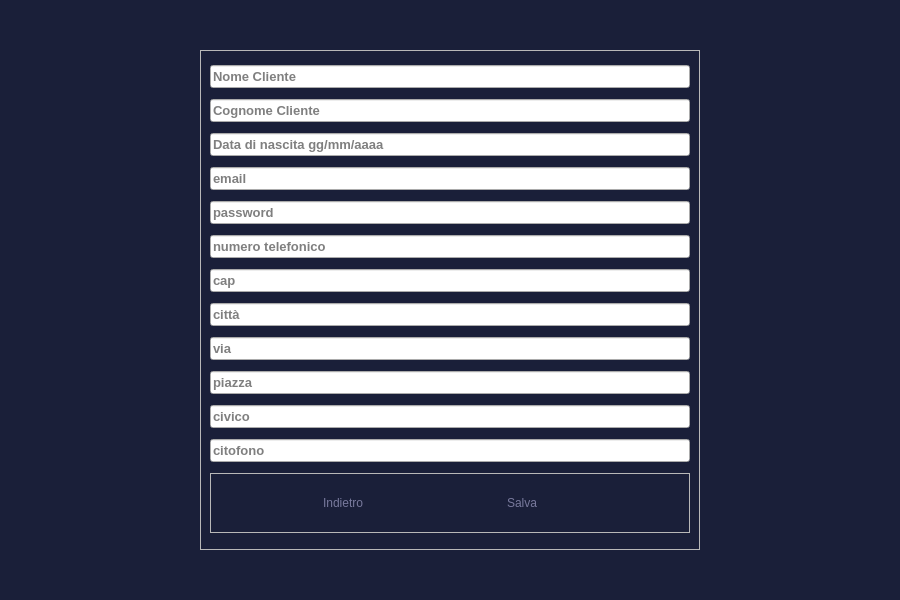
LeonUrsu/NegozioDellUsato-ExamIS, file NegozioDelUsatoPython/MVC/View/AdminButtonsViews/inserisciClienteView.ui: the form before one commit.
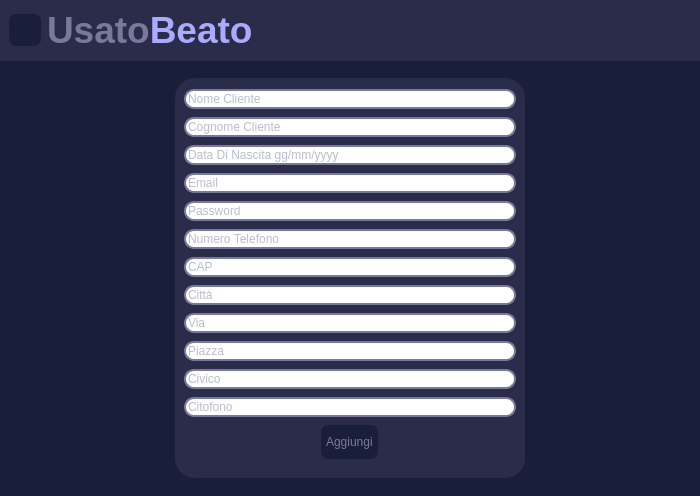
The form after the commit. Icons and pictures are not drawn.

Commit message: modifiche di stile alle seguenti view: accountsView / inserisciClienteView / inserisciProdottoView / prodottiView

What changed in the file:
```diff
--- a/NegozioDelUsatoPython/MVC/View/AdminButtonsViews/inserisciClienteView.ui
+++ b/NegozioDelUsatoPython/MVC/View/AdminButtonsViews/inserisciClienteView.ui
@@ -1,276 +1,306 @@
 <?xml version="1.0" encoding="UTF-8"?>
 <ui version="4.0">
- <class>inserisciProdottoView</class>
- <widget class="QWidget" name="inserisciProdottoView">
+ <class>inserisciClienteView</class>
+ <widget class="QWidget" name="inserisciClienteView">
   <property name="geometry">
    <rect>
     <x>0</x>
     <y>0</y>
-    <width>900</width>
-    <height>600</height>
+    <width>700</width>
+    <height>496</height>
    </rect>
   </property>
   <property name="windowTitle">
    <string>Form</string>
   </property>
   <property name="styleSheet">
-   <string notr="true">#inserisciProdottoView{
+   <string notr="true">*{	
+	color: #78799c;
+	border: none;
+}
+#inserisciClienteView{
 	background-color:#1a1f39;
-}</string>
+}
+#topFrame{
+	background-color: #2a2c49;
+}
+#infoProdottoContent{
+	background-color: #2a2c49;
+	border-radius: 20px;
+}
+
+QPushButton{
+	padding : 10px 5px;
+	text-align:left;
+	color:#78799c;
+	font: 10pt &quot;Leelawadee UI&quot;;
+}
+#indietroBtn:pressed,#aggiungiBtn:pressed{
+	background-color: rgba(26, 31, 57,150);
+}
+#indietroBtn,#aggiungiBtn{
+	background-color: #1a1f39;
+	border-radius: 7px;
+}
+QLineEdit{
+	border-radius: 10px;
+	border: 2px solid #78799c;
+}
+
+</string>
   </property>
-  <layout class="QHBoxLayout" name="horizontalLayout">
+  <layout class="QVBoxLayout" name="verticalLayout">
+   <property name="spacing">
+    <number>0</number>
+   </property>
+   <property name="leftMargin">
+    <number>0</number>
+   </property>
+   <property name="topMargin">
+    <number>0</number>
+   </property>
+   <property name="rightMargin">
+    <number>0</number>
+   </property>
+   <property name="bottomMargin">
+    <number>0</number>
+   </property>
    <item>
-    <widget class="QFrame" name="addProdottoFrm">
-     <property name="maximumSize">
-      <size>
-       <width>500</width>
-       <height>500</height>
-      </size>
-     </property>
+    <widget class="QFrame" name="topFrame">
      <property name="frameShape">
       <enum>QFrame::StyledPanel</enum>
      </property>
      <property name="frameShadow">
       <enum>QFrame::Raised</enum>
      </property>
-     <layout class="QVBoxLayout" name="verticalLayout">
-      <item>
-       <widget class="QLineEdit" name="nomeLe">
-        <property name="font">
-         <font>
-          <pointsize>10</pointsize>
-          <bold>true</bold>
-         </font>
-        </property>
-        <property name="cursorPosition">
-         <number>0</number>
-        </property>
-        <property name="placeholderText">
-         <string>Nome Cliente</string>
-        </property>
-       </widget>
-      </item>
-      <item>
-       <widget class="QLineEdit" name="cognomeLe">
-        <property name="font">
-         <font>
-          <pointsize>10</pointsize>
-          <bold>true</bold>
-         </font>
-        </property>
-        <property name="placeholderText">
-         <string>Cognome Cliente</string>
-        </property>
-       </widget>
-      </item>
-      <item>
-       <widget class="QLineEdit" name="dataNascitaLe">
-        <property name="font">
-         <font>
-          <pointsize>10</pointsize>
-          <bold>true</bold>
-         </font>
-        </property>
-        <property name="placeholderText">
-         <string>Data di nascita gg/mm/aaaa</string>
-        </property>
-       </widget>
-      </item>
-      <item>
-       <widget class="QLineEdit" name="emailLe">
-        <property name="font">
-         <font>
-          <pointsize>10</pointsize>
-          <bold>true</bold>
-         </font>
-        </property>
-        <property name="placeholderText">
-         <string>email</string>
-        </property>
-       </widget>
-      </item>
-      <item>
-       <widget class="QLineEdit" name="passwordLe">
-        <property name="font">
-         <font>
-          <pointsize>10</pointsize>
-          <bold>true</bold>
-         </font>
-        </property>
-        <property name="placeholderText">
-         <string>password</string>
-        </property>
-       </widget>
-      </item>
-      <item>
-       <widget class="QLineEdit" name="telefonoLe">
-        <property name="font">
-         <font>
-          <pointsize>10</pointsize>
-          <bold>true</bold>
-         </font>
-        </property>
-        <property name="placeholderText">
-         <string>numero telefonico</string>
-        </property>
-       </widget>
-      </item>
-      <item>
-       <widget class="QLineEdit" name="capLe">
-        <property name="font">
-         <font>
-          <pointsize>10</pointsize>
-          <bold>true</bold>
-         </font>
-        </property>
-        <property name="placeholderText">
-         <string>cap</string>
-        </property>
-       </widget>
-      </item>
-      <item>
-       <widget class="QLineEdit" name="cittaLe">
-        <property name="font">
-         <font>
-          <pointsize>10</pointsize>
-          <bold>true</bold>
-         </font>
-        </property>
-        <property name="placeholderText">
-         <string>città</string>
-        </property>
-       </widget>
-      </item>
-      <item>
-       <widget class="QLineEdit" name="viaLe">
-        <property name="font">
-         <font>
-          <pointsize>10</pointsize>
-          <bold>true</bold>
-         </font>
-        </property>
-        <property name="placeholderText">
-         <string>via</string>
-        </property>
-       </widget>
-      </item>
-      <item>
-       <widget class="QLineEdit" name="piazzaLe">
-        <property name="font">
-         <font>
-          <pointsize>10</pointsize>
-          <bold>true</bold>
-         </font>
-        </property>
-        <property name="placeholderText">
-         <string>piazza</string>
-        </property>
-       </widget>
-      </item>
-      <item>
-       <widget class="QLineEdit" name="civicoLe">
-        <property name="font">
-         <font>
-          <pointsize>10</pointsize>
-          <bold>true</bold>
-         </font>
-        </property>
-        <property name="placeholderText">
-         <string>civico</string>
-        </property>
-       </widget>
-      </item>
-      <item>
-       <widget class="QLineEdit" name="citofonoLe">
-        <property name="font">
-         <font>
-          <pointsize>10</pointsize>
-          <bold>true</bold>
-         </font>
-        </property>
-        <property name="placeholderText">
-         <string>citofono</string>
-        </property>
-       </widget>
-      </item>
-      <item>
+     <layout class="QHBoxLayout" name="horizontalLayout_2">
+      <property name="spacing">
+       <number>0</number>
+      </property>
+      <property name="leftMargin">
+       <number>0</number>
+      </property>
+      <property name="topMargin">
+       <number>0</number>
+      </property>
+      <property name="rightMargin">
+       <number>0</number>
+      </property>
+      <property name="bottomMargin">
+       <number>0</number>
+      </property>
+      <item alignment="Qt::AlignLeft">
        <widget class="QFrame" name="frame">
-        <property name="maximumSize">
-         <size>
-          <width>16777215</width>
-          <height>60</height>
-         </size>
-        </property>
         <property name="frameShape">
          <enum>QFrame::StyledPanel</enum>
         </property>
         <property name="frameShadow">
          <enum>QFrame::Raised</enum>
         </property>
-        <layout class="QHBoxLayout" name="horizontalLayout_2">
-         <item>
+        <layout class="QHBoxLayout" name="horizontalLayout">
+         <item alignment="Qt::AlignHCenter">
           <widget class="QPushButton" name="indietroBtn">
+           <property name="sizePolicy">
+            <sizepolicy hsizetype="Minimum" vsizetype="Fixed">
+             <horstretch>0</horstretch>
+             <verstretch>0</verstretch>
+            </sizepolicy>
+           </property>
+           <property name="minimumSize">
+            <size>
+             <width>32</width>
+             <height>32</height>
+            </size>
+           </property>
            <property name="maximumSize">
             <size>
-             <width>80</width>
-             <height>16777215</height>
+             <width>32</width>
+             <height>32</height>
             </size>
            </property>
            <property name="cursor">
             <cursorShape>PointingHandCursor</cursorShape>
            </property>
-           <property name="styleSheet">
-            <string notr="true">QPushButton{
-	color:#78799c;
-	background-color:#1a1f39;
-	border-radius: 15px;
-	padding : 10px 5px;
-	text-align:left;
-	padding : 10px 5px;
-	text-align:left;
-	color:#78799c;
-	font: 10pt &quot;Leelawadee UI&quot;;
-}</string>
-           </property>
            <property name="text">
-            <string>Indietro</string>
+            <string/>
            </property>
            <property name="icon">
             <iconset resource="../resources.qrc">
-             <normaloff>:/purpleIcons/assets/#78799c(purple) icons/rewind.svg</normaloff>:/purpleIcons/assets/#78799c(purple) icons/rewind.svg</iconset>
+             <normaloff>:/purpleIcons/assets/#78799c(purple) icons/arrow-left.svg</normaloff>:/purpleIcons/assets/#78799c(purple) icons/arrow-left.svg</iconset>
            </property>
+           <property name="iconSize">
+            <size>
+             <width>24</width>
+             <height>24</height>
+            </size>
+           </property>
+           <property name="autoDefault">
+            <bool>false</bool>
+           </property>
           </widget>
          </item>
          <item>
-          <widget class="QPushButton" name="saveBtn">
-           <property name="maximumSize">
-            <size>
-             <width>80</width>
-             <height>16777215</height>
-            </size>
+          <widget class="QLabel" name="applicationName">
+           <property name="text">
+            <string>&lt;html&gt;&lt;head/&gt;&lt;body&gt;&lt;p&gt;&lt;span style=&quot; font-size:28pt; font-weight:600;&quot;&gt;Usato&lt;/span&gt;&lt;span style=&quot; font-size:28pt; font-weight:600; color:#aaaaff;&quot;&gt;Beato&lt;/span&gt;&lt;/p&gt;&lt;/body&gt;&lt;/html&gt;</string>
            </property>
+          </widget>
+         </item>
+        </layout>
+       </widget>
+      </item>
+     </layout>
+    </widget>
+   </item>
+   <item>
+    <widget class="QFrame" name="centralBody">
+     <property name="sizePolicy">
+      <sizepolicy hsizetype="Preferred" vsizetype="Expanding">
+       <horstretch>0</horstretch>
+       <verstretch>0</verstretch>
+      </sizepolicy>
+     </property>
+     <property name="frameShape">
+      <enum>QFrame::StyledPanel</enum>
+     </property>
+     <property name="frameShadow">
+      <enum>QFrame::Raised</enum>
+     </property>
+     <layout class="QHBoxLayout" name="horizontalLayout_3">
+      <property name="spacing">
+       <number>0</number>
+      </property>
+      <property name="leftMargin">
+       <number>0</number>
+      </property>
+      <property name="topMargin">
+       <number>0</number>
+      </property>
+      <property name="rightMargin">
+       <number>0</number>
+      </property>
+      <property name="bottomMargin">
+       <number>0</number>
+      </property>
+      <item>
+       <widget class="QWidget" name="infoProdottoContent" native="true">
+        <property name="sizePolicy">
+         <sizepolicy hsizetype="Preferred" vsizetype="Preferred">
+          <horstretch>0</horstretch>
+          <verstretch>0</verstretch>
+         </sizepolicy>
+        </property>
+        <property name="maximumSize">
+         <size>
+          <width>350</width>
+          <height>400</height>
+         </size>
+        </property>
+        <layout class="QVBoxLayout" name="verticalLayout_2">
+         <item>
+          <widget class="QLineEdit" name="nomeLe">
+           <property name="text">
+            <string/>
+           </property>
+           <property name="placeholderText">
+            <string>Nome Cliente</string>
+           </property>
+          </widget>
+         </item>
+         <item>
+          <widget class="QLineEdit" name="cognomeLe">
+           <property name="text">
+            <string/>
+           </property>
+           <property name="placeholderText">
+            <string>Cognome Cliente</string>
+           </property>
+          </widget>
+         </item>
+         <item>
+          <widget class="QLineEdit" name="dataNascitaLe">
+           <property name="text">
+            <string/>
+           </property>
+           <property name="placeholderText">
+            <string>Data Di Nascita gg/mm/yyyy</string>
+           </property>
+          </widget>
+         </item>
+         <item>
+          <widget class="QLineEdit" name="emailLe">
+           <property name="placeholderText">
+            <string>Email</string>
+           </property>
+          </widget>
+         </item>
+         <item>
+          <widget class="QLineEdit" name="passwordLe">
+           <property name="placeholderText">
+            <string>Password</string>
+           </property>
+          </widget>
+         </item>
+         <item>
+          <widget class="QLineEdit" name="telefonoLe">
+           <property name="placeholderText">
+            <string>Numero Telefono</string>
+           </property>
+          </widget>
+         </item>
+         <item>
+          <widget class="QLineEdit" name="capLe">
+           <property name="placeholderText">
+            <string>CAP</string>
+           </property>
+          </widget>
+         </item>
+         <item>
+          <widget class="QLineEdit" name="cittaLe">
+           <property name="placeholderText">
+            <string>Città</string>
+           </property>
+          </widget>
+         </item>
+         <item>
+          <widget class="QLineEdit" name="viaLe">
+           <property name="placeholderText">
+            <string>Via</string>
+           </property>
+          </widget>
+         </item>
+         <item>
+          <widget class="QLineEdit" name="piazzaLe">
+           <property name="placeholderText">
+            <string>Piazza</string>
+           </property>
+          </widget>
+         </item>
+         <item>
+          <widget class="QLineEdit" name="civicoLe">
+           <property name="placeholderText">
+            <string>Civico</string>
+           </property>
+          </widget>
+         </item>
+         <item>
+          <widget class="QLineEdit" name="citofonole">
+           <property name="placeholderText">
+            <string>Citofono</string>
+           </property>
+          </widget>
+         </item>
+         <item alignment="Qt::AlignHCenter">
+          <widget class="QPushButton" name="aggiungiBtn">
            <property name="cursor">
             <cursorShape>PointingHandCursor</cursorShape>
            </property>
-           <property name="styleSheet">
-            <string notr="true">QPushButton{
-	color:#78799c;
-	background-color:#1a1f39;
-	border-radius: 15px;
-	padding : 10px 5px;
-	text-align:left;
-	padding : 10px 5px;
-	text-align:left;
-	color:#78799c;
-	font: 10pt &quot;Leelawadee UI&quot;;
-}</string>
-           </property>
            <property name="text">
-            <string>Salva</string>
+            <string>Aggiungi</string>
            </property>
            <property name="icon">
             <iconset resource="../resources.qrc">
-             <normaloff>:/purpleIcons/assets/#78799c(purple) icons/save.svg</normaloff>:/purpleIcons/assets/#78799c(purple) icons/save.svg</iconset>
+             <normaloff>:/purpleIcons/assets/#78799c(purple) icons/plus.svg</normaloff>:/purpleIcons/assets/#78799c(purple) icons/plus.svg</iconset>
            </property>
           </widget>
          </item>
```
The commit also changes 3 other files.
